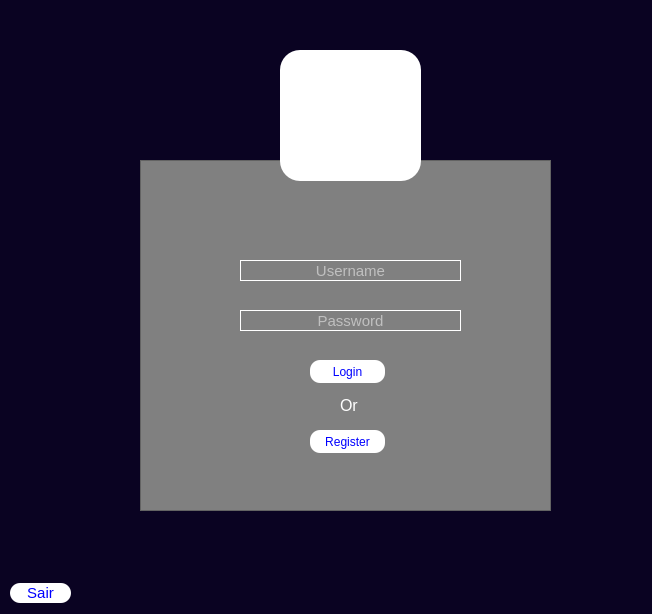
First picture: the form in telas/tela_login.ui, repository Alisson-Rodrigo/poo-II, before the edit.
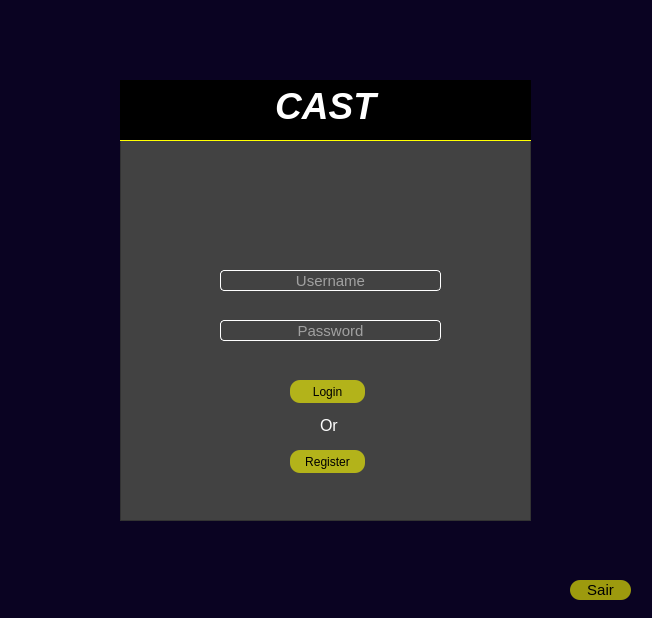
Second picture: the form after the edit. Icons and pictures are not drawn.

```diff
--- a/telas/tela_login.ui
+++ b/telas/tela_login.ui
@@ -7,7 +7,7 @@
     <x>0</x>
     <y>0</y>
     <width>652</width>
-    <height>614</height>
+    <height>618</height>
    </rect>
   </property>
   <property name="windowTitle">
@@ -20,14 +20,14 @@
   <widget class="QFrame" name="frame">
    <property name="geometry">
     <rect>
-     <x>140</x>
-     <y>160</y>
+     <x>120</x>
+     <y>80</y>
      <width>411</width>
-     <height>351</height>
+     <height>441</height>
     </rect>
    </property>
    <property name="styleSheet">
-    <string notr="true">background-color: gray;</string>
+    <string notr="true">background-color: rgb(66, 66, 66)</string>
    </property>
    <property name="frameShape">
     <enum>QFrame::StyledPanel</enum>
@@ -39,7 +39,7 @@
     <property name="geometry">
      <rect>
       <x>100</x>
-      <y>100</y>
+      <y>190</y>
       <width>221</width>
       <height>21</height>
      </rect>
@@ -51,7 +51,8 @@
     </property>
     <property name="styleSheet">
      <string notr="true">color: white;
-border: 1px solid white;</string>
+border: 1px solid white;
+border-radius: 4px;</string>
     </property>
     <property name="text">
      <string/>
@@ -67,7 +68,7 @@
     <property name="geometry">
      <rect>
       <x>100</x>
-      <y>150</y>
+      <y>240</y>
       <width>221</width>
       <height>21</height>
      </rect>
@@ -79,7 +80,8 @@
     </property>
     <property name="styleSheet">
      <string notr="true">color: white;
-border: 1px solid white;</string>
+border: 1px solid white;
+border-radius: 4px;</string>
     </property>
     <property name="text">
      <string/>
@@ -98,7 +100,7 @@
     <property name="geometry">
      <rect>
       <x>170</x>
-      <y>200</y>
+      <y>300</y>
       <width>75</width>
       <height>23</height>
      </rect>
@@ -108,14 +110,16 @@
     </property>
     <property name="styleSheet">
      <string notr="true">QPushButton {
-	background-color: white;
-	color: blue;
+	background-color: rgb(255, 255, 0,0.60);
+	color: black;
 	border-radius :10px
 }
 
 QPushButton:hover {
 	background-color: lightgray;
-}</string>
+}
+
+</string>
     </property>
     <property name="text">
      <string>Login</string>
@@ -125,7 +129,7 @@
     <property name="geometry">
      <rect>
       <x>200</x>
-      <y>230</y>
+      <y>330</y>
       <width>21</width>
       <height>31</height>
      </rect>
@@ -147,7 +151,7 @@
     <property name="geometry">
      <rect>
       <x>170</x>
-      <y>270</y>
+      <y>370</y>
       <width>75</width>
       <height>23</height>
      </rect>
@@ -157,9 +161,10 @@
     </property>
     <property name="styleSheet">
      <string notr="true">QPushButton {
-	background-color: white;
-	color: blue;
+	background-color: rgb(255, 255, 0,0.60);
+	color: black;
 	border-radius :10px
+
 }
 
 
@@ -171,12 +176,77 @@
      <string>Register</string>
     </property>
    </widget>
+   <widget class="QLabel" name="label_5">
+    <property name="geometry">
+     <rect>
+      <x>0</x>
+      <y>-10</y>
+      <width>411</width>
+      <height>71</height>
+     </rect>
+    </property>
+    <property name="font">
+     <font>
+      <pointsize>28</pointsize>
+      <weight>75</weight>
+      <italic>true</italic>
+      <bold>true</bold>
+     </font>
+    </property>
+    <property name="styleSheet">
+     <string notr="true">color: white;
+border-bottom: 1px solid yellow;
+background-color: black;</string>
+    </property>
+    <property name="text">
+     <string>CAST</string>
+    </property>
+    <property name="alignment">
+     <set>Qt::AlignCenter</set>
+    </property>
+   </widget>
+   <widget class="QLabel" name="label">
+    <property name="geometry">
+     <rect>
+      <x>60</x>
+      <y>240</y>
+      <width>21</width>
+      <height>31</height>
+     </rect>
+    </property>
+    <property name="styleSheet">
+     <string notr="true">background-image: url(:/newPrefix/lock.svg);
+background-repeat: no-repeat;
+border-bottom: 1px black;</string>
+    </property>
+    <property name="text">
+     <string/>
+    </property>
+   </widget>
+   <widget class="QLabel" name="label_3">
+    <property name="geometry">
+     <rect>
+      <x>60</x>
+      <y>190</y>
+      <width>31</width>
+      <height>21</height>
+     </rect>
+    </property>
+    <property name="styleSheet">
+     <string notr="true">background-image: url(:/newPrefix/user.svg);
+background-repeat: no-repeat;
+border-bottom: 1px black;</string>
+    </property>
+    <property name="text">
+     <string/>
+    </property>
+   </widget>
   </widget>
   <widget class="QPushButton" name="pushButton">
    <property name="geometry">
     <rect>
-     <x>10</x>
-     <y>583</y>
+     <x>570</x>
+     <y>580</y>
      <width>61</width>
      <height>20</height>
     </rect>
@@ -191,8 +261,8 @@
    </property>
    <property name="styleSheet">
     <string notr="true">QPushButton {
-	background-color: white;
-	color: blue;
+	background-color: rgb(255, 255, 0,0.60);
+	color: black;
 	border-radius :10px
 }
 
@@ -205,29 +275,6 @@
     <string>Sair</string>
    </property>
   </widget>
-  <widget class="QLabel" name="label">
-   <property name="geometry">
-    <rect>
-     <x>280</x>
-     <y>50</y>
-     <width>141</width>
-     <height>131</height>
-    </rect>
-   </property>
-   <property name="styleSheet">
-    <string notr="true">background-color: white;
-border-radius: 20px;</string>
-   </property>
-   <property name="text">
-    <string/>
-   </property>
-   <property name="pixmap">
-    <pixmap>../imagens/icon_title.png</pixmap>
-   </property>
-   <property name="scaledContents">
-    <bool>true</bool>
-   </property>
-  </widget>
  </widget>
  <resources/>
  <connections/>
```
Left out of the diff: 4 changed lines with no effect on the pictures.
